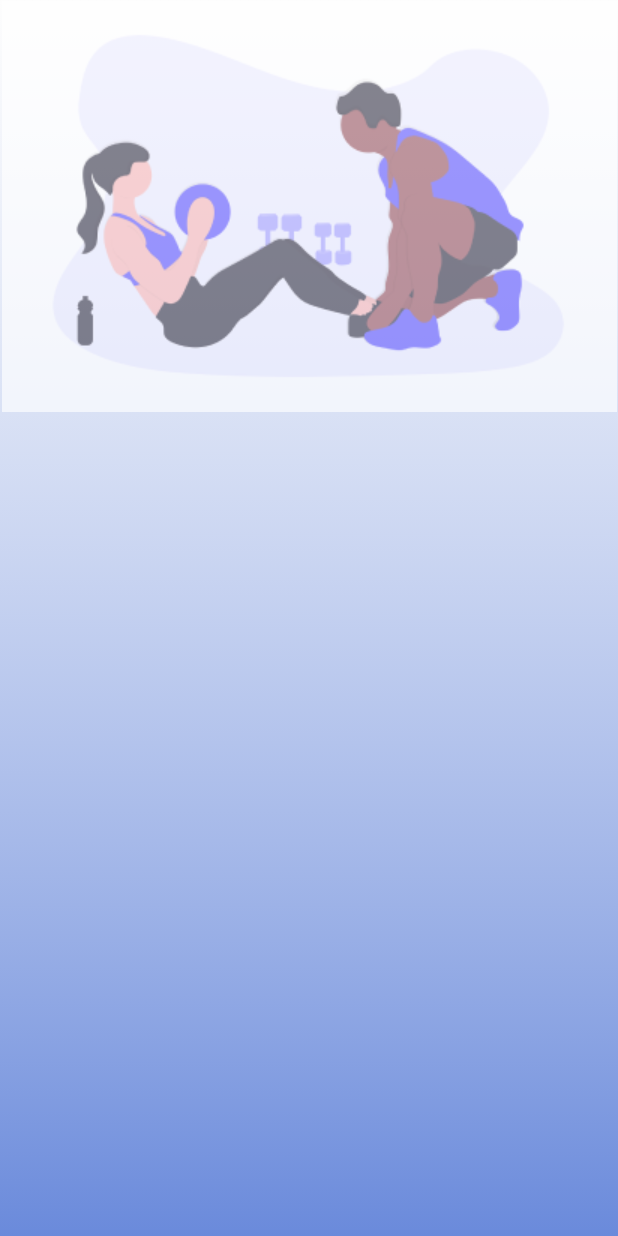
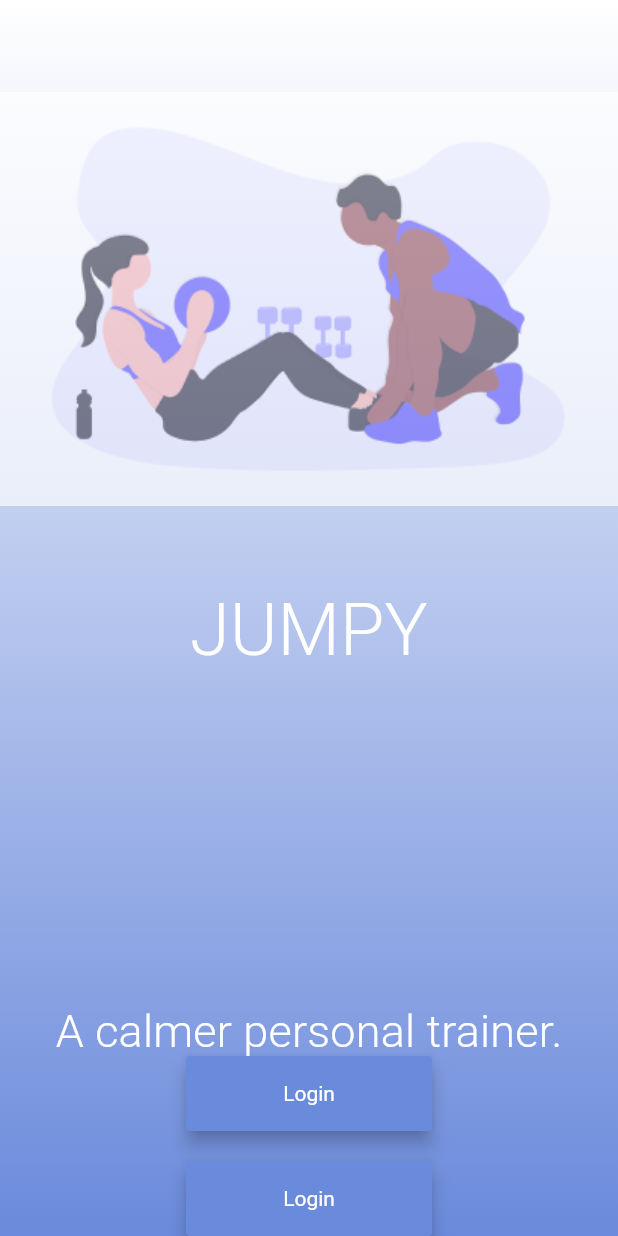
Before and after one commit to eth212/htn2019, a Flutter app: the screen it shows after launch, on a phone screen of 412 x 824 dp. Run offline on Flutter 3.47's test engine with Material 2 defaults, Android fonts, the phone set to English and light mode, and no system bars; our stand-ins replace camera, cloud_firestore, firebase_auth, percent_indicator; missing offline and left inert: flutter_rounded_progress_bar, tflite; accounts and stored records are empty.

Commit message:
Changed home.dart.

```diff
--- a/mobile/squat/lib/main.dart
+++ b/mobile/squat/lib/main.dart
@@ -33,7 +33,7 @@ Widget _handleWindowDisplay(){
         if(snapshot.hasData){
           return WorkoutSelectionPage();
         } else{
-          return HomePage();
+          return Login();
           }
         }
   },);
--- a/mobile/squat/lib/routes/home.dart
+++ b/mobile/squat/lib/routes/home.dart
@@ -14,27 +14,86 @@ class _HomePageState extends State<HomePage> {
     return Scaffold(
       body: Container(
           width: double.infinity,
+
           decoration: BoxDecoration(
             gradient: LinearGradient(
                 begin: Alignment.topCenter,
                 end: Alignment.bottomCenter,
-                colors: [Colors.white60, const Color(0xff6A8ADB)]),
+                colors: [Colors.white, const Color(0xff6A8ADB)]),
           ),
           child: Column(
+            mainAxisSize: MainAxisSize.min, mainAxisAlignment: MainAxisAlignment.spaceEvenly,
             children: <Widget>[
               Expanded(
                 child: Container(
                   decoration: BoxDecoration(
                     image: DecorationImage(
+                      fit: BoxFit.fitWidth,
                       image: AssetImage('assets/splash.png'),
                     ),
                   ),
                 ),
               ),
-              Spacer(flex: 2),
-            // RaisedButton(child: Text("Sign In"),onPressed: (){
-            //   Navigator.
-            //       })
+              AspectRatio(aspectRatio:410/274,child: Padding(
+                padding: EdgeInsets.fromLTRB(0, 0, 0, 0),
+                child: Text('JUMPY',
+                    textAlign: TextAlign.center,
+                    style: TextStyle(
+                        color: Colors.white,
+                        letterSpacing: 0.15,
+                        fontWeight: FontWeight.w300,
+                        height: 1,
+                        fontSize: 48)),
+              ),),
+              Padding(
+                padding: EdgeInsets.fromLTRB(0, 0, 0, 0),
+                child: Text('A calmer personal trainer.',
+                    textAlign: TextAlign.center,
+                    style: TextStyle(
+                        color: Colors.white,
+                        letterSpacing: 0.15,
+                        fontWeight: FontWeight.w300,
+                        height: 1,
+                        fontSize: 30)),
+              ),
+              Padding(padding: EdgeInsets.fromLTRB(0, 0, 0, 0),child:
+                      MaterialButton(
+                        shape: RoundedRectangleBorder(
+                            borderRadius:
+                                BorderRadius.all(Radius.circular(2.5))),
+                        elevation: 5.0,
+                        minWidth: 164.0,
+                        height: 50,
+                        color: Color(0xff6A8ADB),
+                        child: new Text('Login',
+                            style: new TextStyle(
+                                fontSize: 14.0,
+                                color: Colors.white,
+                                fontWeight: FontWeight.w400)),
+                        onPressed: () {},
+                      ),
+              ),
+              Padding(padding: EdgeInsets.fromLTRB(0, 20, 0, 0),child:
+                      MaterialButton(
+                        shape: RoundedRectangleBorder(
+                            borderRadius:
+                                BorderRadius.all(Radius.circular(2.5))),
+                        elevation: 5.0,
+                        minWidth: 164.0,
+                        height: 50,
+                        color: Color(0xff6A8ADB),
+                        child: new Text('Login',
+                            style: new TextStyle(
+                                fontSize: 14.0,
+                                color: Colors.white,
+                                fontWeight: FontWeight.w400)),
+                        onPressed: () {},
+                      ),
+              ),
+              // Spacer(flex: 1),
+              // RaisedButton(child: Text("Sign In"),onPressed: (){
+              //   Navigator.
+              //       })
             ],
           )),
     );
```
